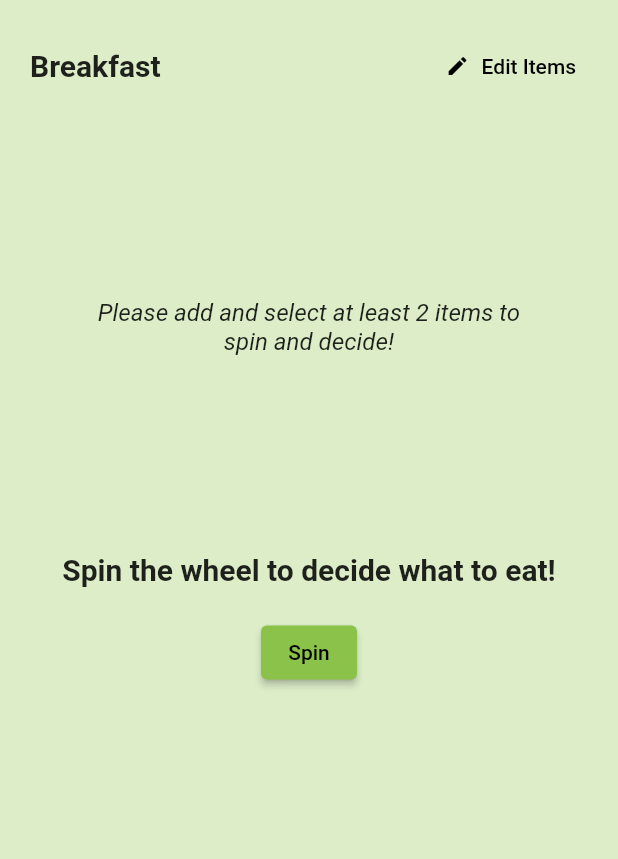
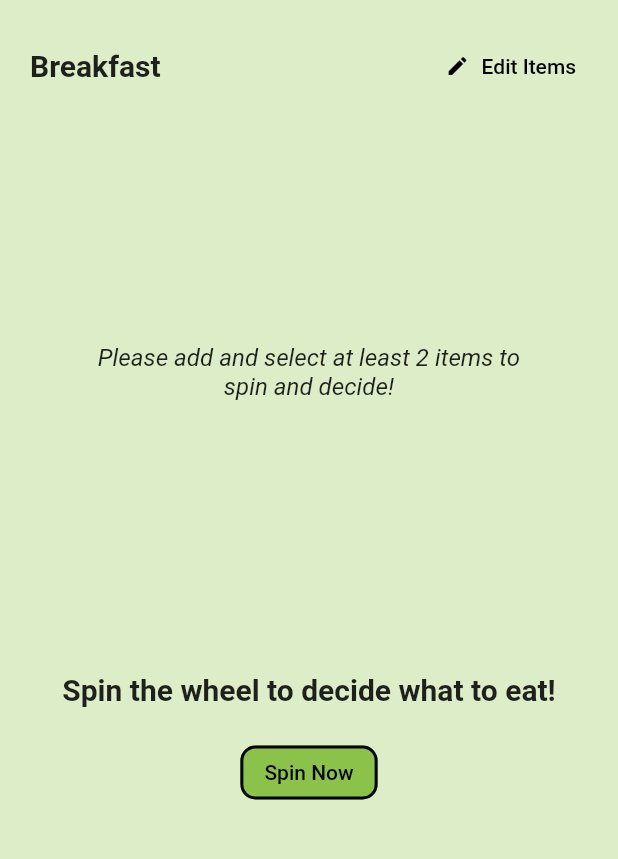
Before and after one commit to ssharanyab/menu-magician, a Flutter app: the screen it shows after launch, in the side drawer, after a tap on "Spin", on a phone screen of 412 x 824 dp, the part 210-1069 px from its top. Run offline on Flutter 3.47's test engine with Material 2 defaults, Android fonts, the phone set to English and light mode, and no system bars; our stand-ins replace flip_card, flutter_carousel_widget, flutter_fortune_wheel, get, sqflite; accounts and stored records are empty.

Commit message:
Feat: Spin wheel made functional

```diff
--- a/lib/pages/spin_page.dart
+++ b/lib/pages/spin_page.dart
@@ -34,6 +34,9 @@ class _SpinPageState extends State<SpinPage> {
   String selectedMenuItem = '';
   int selectedMenuItemIndex = 0;
   bool selectionMade = false;
+
+  bool initialSpin = true;
+  bool spinning = false;
 
   MenuItemController menuItemController = Get.put(MenuItemController());
   StreamController<int> selected = StreamController.broadcast();
@@ -151,6 +154,7 @@ class _SpinPageState extends State<SpinPage> {
                   ),
                 ],
               ),
+              const SizedBox(height: 30.0),
               Container(
                 width: 300.0,
                 height: 300.0,
@@ -185,11 +189,14 @@ class _SpinPageState extends State<SpinPage> {
                           onAnimationStart: () {
                             setState(() {
                               selectionMade = false;
+                              initialSpin = false;
+                              spinning = true;
                             });
                           },
                           onAnimationEnd: () {
                             setState(() {
                               selectionMade = true;
+                              spinning = false;
                             });
                           },
                           items: [
@@ -203,29 +210,87 @@ class _SpinPageState extends State<SpinPage> {
                         ),
                       ),
               ),
-              const Text(
+              const SizedBox(height: 50.0),
+              SizedBox(
+                  width: 350.0,
+                  child: selectionMade
+                      ? RichText(
+                          text: TextSpan(
+                              text: 'You are eating ',
+                              style: const TextStyle(
+                                color: Colors.black,
+                                fontSize: 16.0,
+                                fontWeight: FontWeight.normal,
+                                fontStyle: FontStyle.italic,
+                              ),
+                              children: <TextSpan>[
+                                TextSpan(
+                                  text: selectedMenuItem,
+                                  style: TextStyle(
+                                    fontWeight: FontWeight.bold,
+                                    color: Colors.lightGreen[900],
+                                    fontStyle: FontStyle.normal,
+                                  ),
+                                ),
+                                const TextSpan(
+                                  text: 'for your',
+                                  style: TextStyle(
+                                      color: Colors.black,
+                                      fontWeight: FontWeight.normal),
+                                ),
+                                TextSpan(
+                                  text: ' ${meal.mealName}!',
+                                  style: TextStyle(
+                                    color: Colors.lightGreen[900],
+                                    fontStyle: FontStyle.normal,
+                                  ),
+                                ),
+                                const TextSpan(
+                                  text: '\n\nSpin again if you don\'t like it!',
+                                  style: TextStyle(
+                                    color: Colors.black,
+                                    fontStyle: FontStyle.italic,
+                                  ),
+                                ),
+                              ]),
+                          textAlign: TextAlign.center,
+                        )
+                      : initialSpin
+                          ? const Text(
                               'Spin the wheel to decide what to eat!',
                               style: TextStyle(
                                 fontSize: 20.0,
                                 fontWeight: FontWeight.bold,
                               ),
-              ),
-              selectionMade
-                  ? Text(
-                      selectedMenuItem,
-                      style: const TextStyle(
+                              textAlign: TextAlign.center,
+                            )
+                          : const Text(
+                              'Spinning...',
+                              style: TextStyle(
                                 fontSize: 20.0,
                                 fontWeight: FontWeight.bold,
                               ),
+                              textAlign: TextAlign.center,
+                            )),
+              const SizedBox(height: 20.0),
+              !spinning
+                  ? ElevatedButton(
+                      style: ElevatedButton.styleFrom(
+                        shape: RoundedRectangleBorder(
+                          borderRadius: BorderRadius.circular(10.0),
+                        ),
+                        side: const BorderSide(
+                          color: Colors.black,
+                          width: 2.0,
+                        ),
+                        elevation: 0.0,
+                      ),
+                      onPressed: () => spinWheel(),
+                      child: initialSpin
+                          ? const Text('Spin Now')
+                          : const Text('Spin Again'),
                     )
-                  : const SizedBox(),
-              const SizedBox(height: 20.0),
-              ElevatedButton(
-                onPressed: () {
-                  print(selectedMenuItem);
-                },
-                child: const Text('Spin'),
-              ),
+                  : const SizedBox.shrink(),
             ],
           ),
         ),
```
Lines whose indentation alone changed are shown as unchanged.
